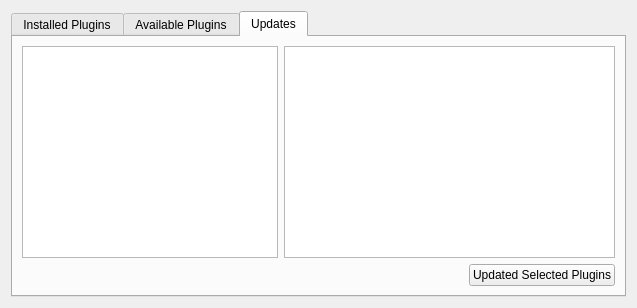
Above: qtdesigner/plugins.ui from t123/ReadingTool.Python before the change. Below: the same form after it.
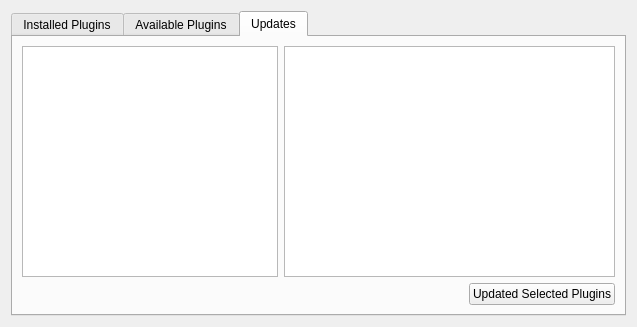
That is the form after the change.

The edit to the form file:
```diff
--- a/qtdesigner/plugins.ui
+++ b/qtdesigner/plugins.ui
@@ -7,9 +7,15 @@
     <x>0</x>
     <y>0</y>
     <width>637</width>
-    <height>308</height>
+    <height>327</height>
    </rect>
   </property>
+  <property name="minimumSize">
+   <size>
+    <width>400</width>
+    <height>250</height>
+   </size>
+  </property>
   <property name="windowTitle">
    <string>Manage Plugins</string>
   </property>
@@ -160,6 +166,12 @@
          </item>
          <item>
           <widget class="QPushButton" name="pbUpdate">
+           <property name="minimumSize">
+            <size>
+             <width>0</width>
+             <height>0</height>
+            </size>
+           </property>
            <property name="text">
             <string>Updated Selected Plugins</string>
            </property>
```
